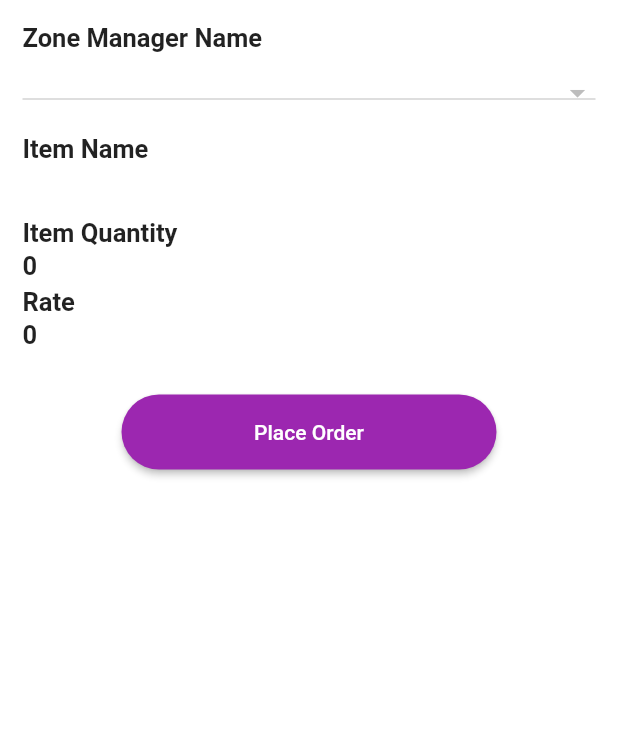
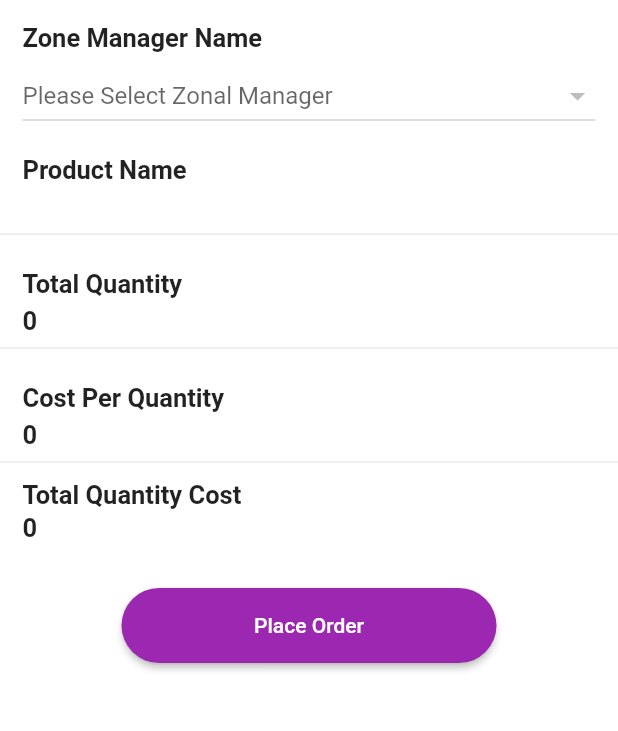
Before and after one commit to fwdAndroid/flavio, a Flutter app: the OrderPage screen opened directly with empty values, on a phone screen of 412 x 824 dp, the part 384-1115 px from its top. Run offline on Flutter 3.47's test engine with Material 2 defaults, Android fonts, the phone set to English and light mode, and no system bars; our stand-ins replace animated_splash_screen, cloud_firestore, dropdown_search, firebase_auth, firebase_core, flutter_spinkit and 2 more; accounts and stored records are empty; statements that could not run were skipped.

Commit message:
Order Refined

```diff
--- a/lib/main.dart
+++ b/lib/main.dart
@@ -43,7 +43,7 @@ class MyApp extends StatelessWidget {
         primarySwatch: Colors.blue,
       ),
       home: AnimatedSplashScreen(
-        nextScreen: ZonalManagerLogin(),
+        nextScreen: Login(),
         splash: Image.asset(
           'assets/splash.png',
           fit: BoxFit.cover,
--- a/lib/order/orderpage.dart
+++ b/lib/order/orderpage.dart
@@ -1,6 +1,7 @@
 import 'package:cloud_firestore/cloud_firestore.dart';
 import 'package:flavio/database/db.dart';
 import 'package:flavio/main_pages/main_sub_zonal_page.dart';
+import 'package:flavio/order/order_process.dart';
 import 'package:flavio/widgets/utils.dart';
 import 'package:flutter/material.dart';
 
@@ -8,9 +9,10 @@ class OrderPage extends StatefulWidget {
   final String itemName, uuid;
   final area;
   final name;
-  final int itemPrice, itemQuatity;
+  final int itemPrice, itemQuatity, itemCost;
   const OrderPage(
       {super.key,
+      required this.itemCost,
       required this.name,
       required this.itemQuatity,
       required this.area,
@@ -65,8 +67,9 @@ class _OrderPageState extends State<OrderPage> {
                                 fontWeight: FontWeight.w700, fontSize: 17),
                           )),
                       Container(
-                          margin: EdgeInsets.only(left: 15, right: 15, top: 15),
+                          margin: EdgeInsets.only(left: 15, right: 15, top: 5),
                           child: DropdownButton(
+                            hint: Text("Please Select Zonal Manager"),
                             isExpanded: true,
                             value: values,
                             items: snapshot.data!.docs.map((value) {
@@ -93,31 +96,49 @@ class _OrderPageState extends State<OrderPage> {
                       Container(
                           margin: EdgeInsets.only(left: 15, right: 15, top: 15),
                           child: Text(
-                            "Item Name",
+                            "Product Name",
                             style: TextStyle(
                                 fontWeight: FontWeight.w700, fontSize: 17),
                           )),
                       Container(
-                          margin: EdgeInsets.only(left: 15, right: 15, top: 2),
+                          margin: EdgeInsets.only(left: 15, right: 15, top: 5),
                           child: Text(
                             widget.itemName,
                             style: TextStyle(
                                 fontWeight: FontWeight.w700, fontSize: 17),
                           )),
+                      Divider(),
                       Container(
-                          margin: EdgeInsets.only(left: 15, right: 15, top: 14),
+                          margin: EdgeInsets.only(left: 15, right: 15, top: 15),
                           child: Text(
-                            "Item Quantity",
+                            "Total Quantity",
                             style: TextStyle(
                                 fontWeight: FontWeight.w700, fontSize: 17),
                           )),
                       Container(
-                          margin: EdgeInsets.only(left: 15, right: 15, top: 2),
+                          margin: EdgeInsets.only(left: 15, right: 15, top: 5),
                           child: Text(
                             widget.itemQuatity.toString(),
                             style: TextStyle(
                                 fontWeight: FontWeight.w700, fontSize: 17),
                           )),
+                      Divider(),
+                      Container(
+                          margin: EdgeInsets.only(left: 15, right: 15, top: 15),
+                          child: Text(
+                            "Cost Per Quantity",
+                            style: TextStyle(
+                                fontWeight: FontWeight.w700, fontSize: 17),
+                          )),
+                      Container(
+                          margin: EdgeInsets.only(left: 15, right: 15, top: 5),
+                          child: Text(
+                            widget.itemPrice.toString(),
+                            style: TextStyle(
+                                fontWeight: FontWeight.w700, fontSize: 17),
+                          )),
+                      Divider(),
+
                       // Container(
                       //     margin: EdgeInsets.only(left: 15, right: 15, top: 20),
                       //     child: Text(
@@ -139,14 +160,14 @@ class _OrderPageState extends State<OrderPage> {
                       Container(
                           margin: EdgeInsets.only(left: 15, right: 15, top: 4),
                           child: Text(
-                            "Rate",
+                            "Total Quantity Cost",
                             style: TextStyle(
                                 fontWeight: FontWeight.w700, fontSize: 17),
                           )),
                       Container(
                           margin: EdgeInsets.only(left: 15, right: 15, top: 2),
                           child: Text(
-                            widget.itemPrice.toString(),
+                            widget.itemCost.toString(),
                             style: TextStyle(
                                 fontWeight: FontWeight.w700, fontSize: 17),
                           )),
@@ -156,26 +177,23 @@ class _OrderPageState extends State<OrderPage> {
                       Center(
                           child: ElevatedButton(
                         onPressed: () async {
-                          await Database().addOrder(
-                            zonearea: widget.area,
-                            subzonearea: widget.area,
-                            itemPrice: widget.itemPrice,
-                            SubZoneName: widget.name,
-                            ZoneName: values,
-                            Status: "Active",
-                            itemName: widget.itemName,
-                            itemQuantity: widget.itemQuatity,
-                          );
+                          // await Database().addOrder(
+                          //   zonearea: widget.area,
+                          //   subzonearea: widget.area,
+                          //   itemPrice: widget.itemPrice,
+                          //   SubZoneName: widget.name,
+                          //   ZoneName: values,
+                          //   Status: "Active",
+                          //   itemName: widget.itemName,
+                          //   itemQuantity: widget.itemQuatity,
+                          // );
 
-                          Customdialog()
-                              .showInSnackBar("Database Added", context);
-                          Navigator.pushReplacement(
+                          // Customdialog()
+                          //     .showInSnackBar("Database Added", context);
+                          Navigator.push(
                               context,
                               MaterialPageRoute(
-                                  builder: (builder) => MainSubZonelPage(
-                                        area: widget.area,
-                                        name: widget.name,
-                                      )));
+                                  builder: (builder) => OrderProces()));
                         },
                         child: Text("Place Order"),
                         style: ElevatedButton.styleFrom(
--- a/lib/order/product_detail.dart
+++ b/lib/order/product_detail.dart
@@ -6,13 +6,14 @@ import 'package:flutter/src/widgets/framework.dart';
 class ProductDetail extends StatefulWidget {
   final String itemName, uuid;
   final area, name;
-  final int itemPrice, itemQuatity;
+  final int itemPrice, itemQuatity, itemCost;
   const ProductDetail({
     super.key,
     required this.name,
     required this.area,
     required this.itemName,
     required this.itemPrice,
+    required this.itemCost,
     required this.itemQuatity,
     required this.uuid,
   });
@@ -81,7 +82,7 @@ class _ProductDetailState extends State<ProductDetail> {
                     //   height: 10,
                     // ),
                     Text(
-                      'Product Rate:' + widget.itemPrice.toString(),
+                      'Product Price:' + widget.itemCost.toString(),
                       style: TextStyle(color: Colors.black, fontSize: 17),
                     )
                   ],
@@ -104,6 +105,7 @@ class _ProductDetailState extends State<ProductDetail> {
                             name: widget.name,
                             uuid: widget.uuid,
                             itemName: widget.itemName,
+                            itemCost: widget.itemCost,
                             // pcs: widget.pcs,
                             itemPrice: widget.itemPrice,
                             itemQuatity: widget.itemQuatity,
```
Also changed, not shown: lib/login_screens/login_screen.dart (+7 -4 lines), lib/main_pages/main_sub_zonal_page.dart (+10 -7 lines), lib/order/order_process.dart (added, +16 -0 lines).
